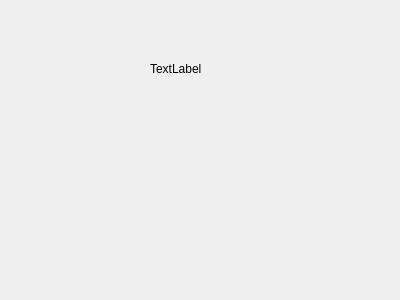
Qt form tools/thresholdSelect/testUI.ui (TaojingZHANG/wheels_python) before a commit.
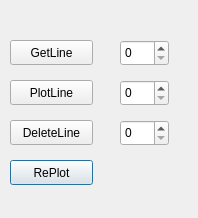
The same form after that commit.

```diff
--- a/tools/thresholdSelect/testUI.ui
+++ b/tools/thresholdSelect/testUI.ui
@@ -6,24 +6,102 @@
    <rect>
     <x>0</x>
     <y>0</y>
-    <width>400</width>
-    <height>300</height>
+    <width>198</width>
+    <height>218</height>
    </rect>
   </property>
   <property name="windowTitle">
    <string>Dialog</string>
   </property>
-  <widget class="QLabel" name="label">
+  <widget class="QPushButton" name="btnRePlot">
    <property name="geometry">
     <rect>
-     <x>150</x>
-     <y>60</y>
-     <width>64</width>
-     <height>17</height>
+     <x>10</x>
+     <y>160</y>
+     <width>83</width>
+     <height>25</height>
     </rect>
    </property>
    <property name="text">
-    <string>TextLabel</string>
+    <string>RePlot</string>
+   </property>
+  </widget>
+  <widget class="QPushButton" name="btnGetLine">
+   <property name="geometry">
+    <rect>
+     <x>10</x>
+     <y>40</y>
+     <width>83</width>
+     <height>25</height>
+    </rect>
+   </property>
+   <property name="text">
+    <string>GetLine</string>
+   </property>
+  </widget>
+  <widget class="QPushButton" name="btnPlotLine">
+   <property name="geometry">
+    <rect>
+     <x>10</x>
+     <y>80</y>
+     <width>83</width>
+     <height>25</height>
+    </rect>
+   </property>
+   <property name="text">
+    <string>PlotLine</string>
+   </property>
+  </widget>
+  <widget class="QPushButton" name="btnDeleteLine">
+   <property name="geometry">
+    <rect>
+     <x>10</x>
+     <y>120</y>
+     <width>83</width>
+     <height>25</height>
+    </rect>
+   </property>
+   <property name="text">
+    <string>DeleteLine</string>
+   </property>
+  </widget>
+  <widget class="QSpinBox" name="spinPlotLine">
+   <property name="geometry">
+    <rect>
+     <x>120</x>
+     <y>80</y>
+     <width>49</width>
+     <height>26</height>
+    </rect>
+   </property>
+  </widget>
+  <widget class="QSpinBox" name="spinGetLine">
+   <property name="geometry">
+    <rect>
+     <x>120</x>
+     <y>40</y>
+     <width>49</width>
+     <height>26</height>
+    </rect>
+   </property>
+   <property name="minimum">
+    <number>0</number>
+   </property>
+   <property name="singleStep">
+    <number>1</number>
+   </property>
+   <property name="value">
+    <number>0</number>
+   </property>
+  </widget>
+  <widget class="QSpinBox" name="spinDeleteLine">
+   <property name="geometry">
+    <rect>
+     <x>120</x>
+     <y>120</y>
+     <width>49</width>
+     <height>26</height>
+    </rect>
    </property>
   </widget>
  </widget>
```
Left out of the diff: 9 changed lines with no effect on the pictures.
